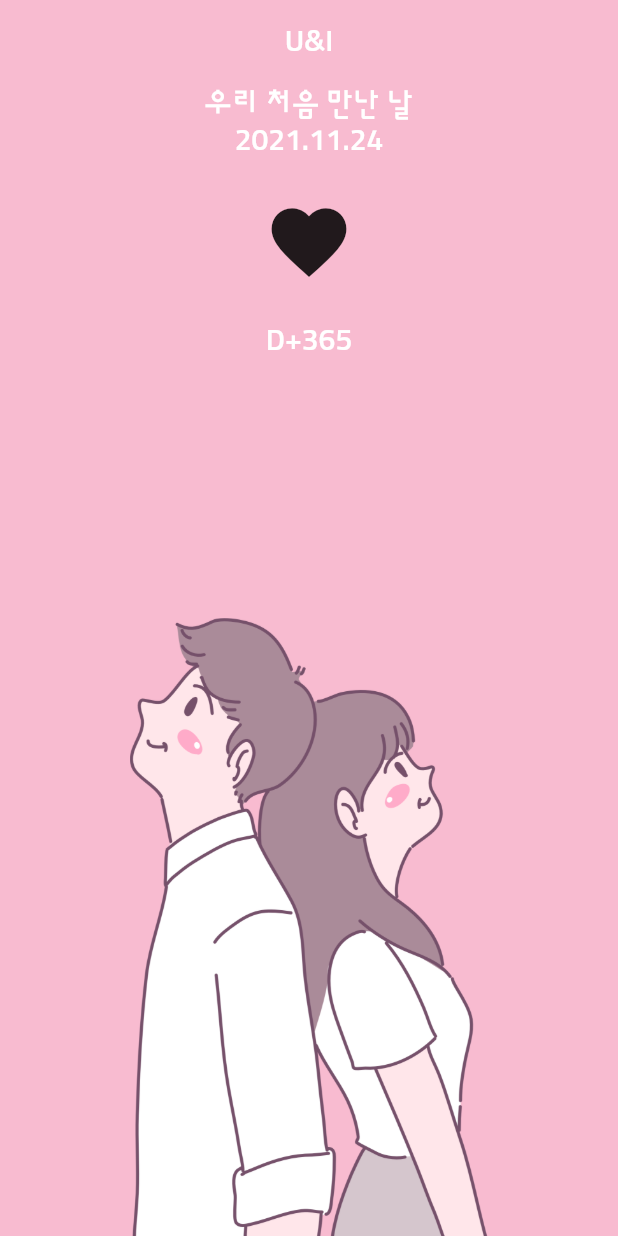
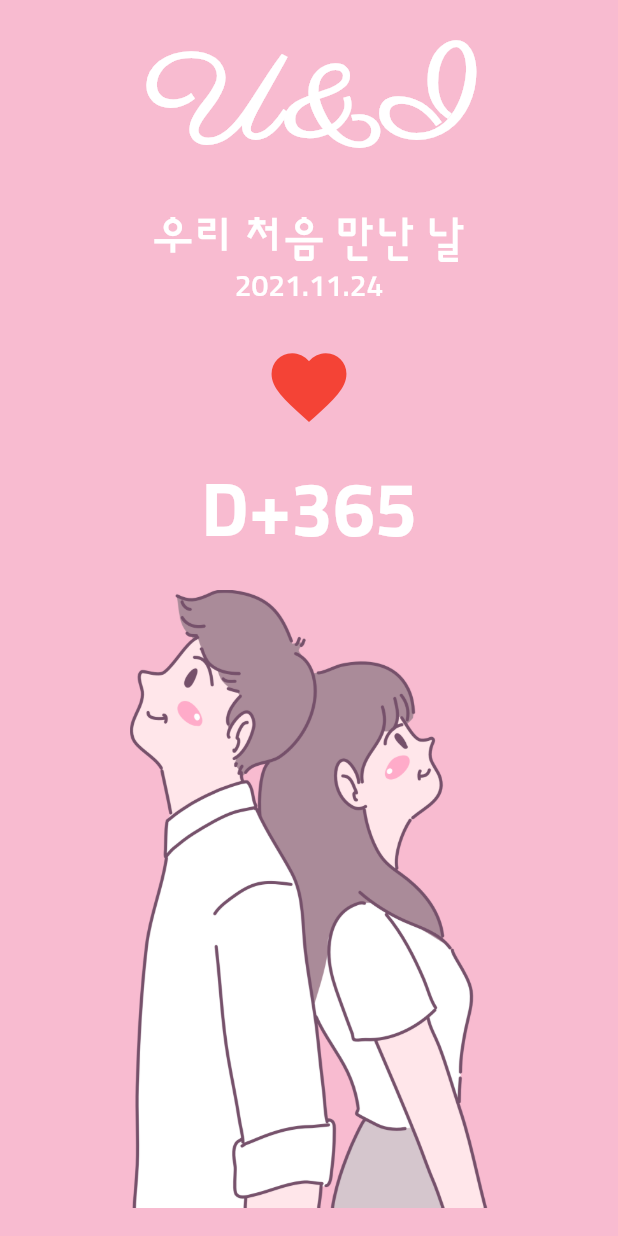
Before and after one commit to hwan33/u_and_i, a Flutter app: the screen it shows after launch, on a phone screen of 412 x 824 dp. Run offline on Flutter 3.47's test engine with Material 2 defaults, Android fonts, the phone set to English and light mode, and no system bars.

Commit message:
Text 위젯 스타일 적용

```diff
--- a/lib/screen/HomeScreen.dart
+++ b/lib/screen/HomeScreen.dart
@@ -26,6 +26,8 @@ class HomeScreen extends StatelessWidget {
 class _DDay extends StatelessWidget {
   @override
   Widget build(BuildContext context) {
+    final textTheme = Theme.of(context).textTheme;
+
     return Column(
       children: [
         const SizedBox(
@@ -33,15 +35,18 @@ class _DDay extends StatelessWidget {
         ),
         Text(
           'U&I',
+          style: textTheme.displayLarge,
         ),
         const SizedBox(
           height: 16.0,
         ),
         Text(
           '우리 처음 만난 날',
+          style: textTheme.bodyLarge,
         ),
         Text(
           '2021.11.24',
+          style: textTheme.bodyMedium,
         ),
         const SizedBox(
           height: 16.0,
@@ -51,6 +56,7 @@ class _DDay extends StatelessWidget {
           onPressed: () {},
           icon: Icon(
             Icons.favorite,
+            color: Colors.red,
           ),
         ),
         const SizedBox(
@@ -58,6 +64,7 @@ class _DDay extends StatelessWidget {
         ),
         Text(
           'D+365',
+          style: textTheme.displayMedium,
         ),
       ],
     );
@@ -67,10 +74,12 @@ class _DDay extends StatelessWidget {
 class _CoupleImage extends StatelessWidget {
   @override
   Widget build(BuildContext context) {
-    return Center(
-      child: Image.asset(
-        'asset/img/middle_image.png',
-        height: MediaQuery.of(context).size.height / 2,
+    return Expanded(
+      child: Center(
+        child: Image.asset(
+          'asset/img/middle_image.png',
+          height: MediaQuery.of(context).size.height / 2,
+        ),
       ),
     );
   }
```
